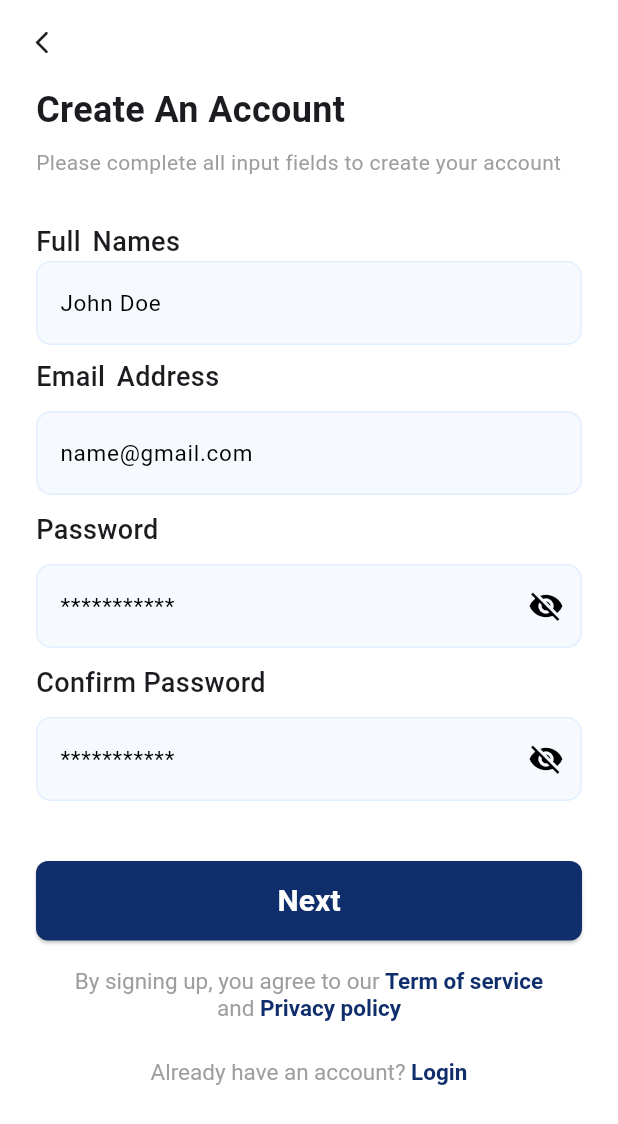
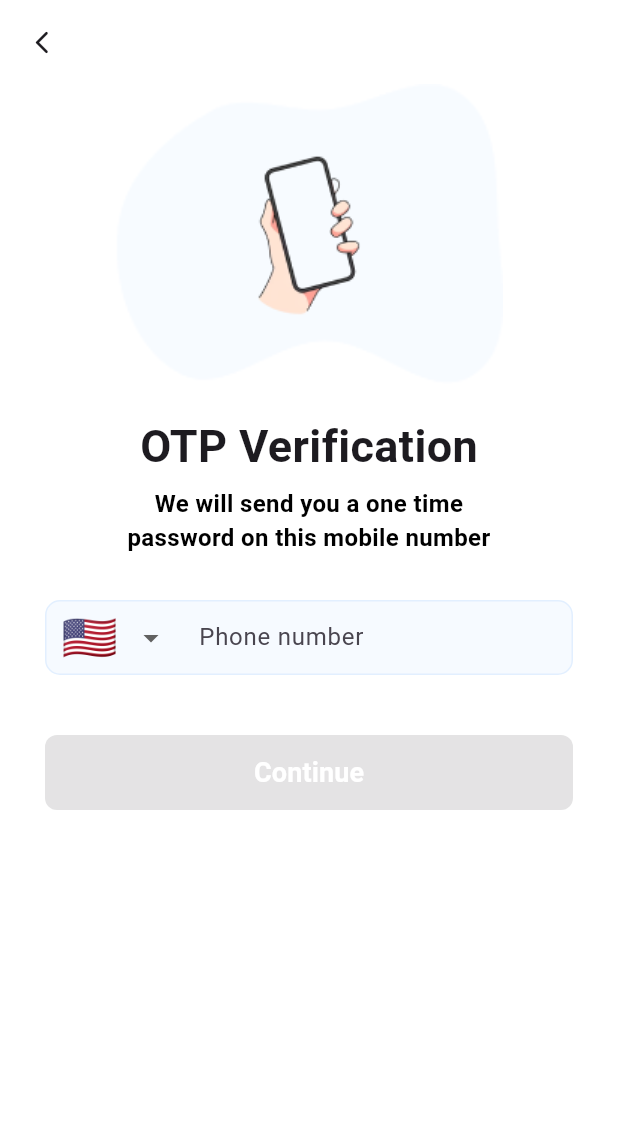
Before and after one commit to tasammie/klobank, a Flutter app: the SignupPage screen opened directly, after a tap on "Next", on a phone screen of 412 x 824 dp. Shown: the top 1124 px of the screen. Run offline on Flutter 3.47's test engine with Material 3 defaults, Android fonts, the phone set to English and light mode, and no system bars; our stand-ins replace smooth_page_indicator.

Commit message:
new screen

```diff
--- a/lib/SCREEN/auth/login.dart
+++ b/lib/SCREEN/auth/login.dart
@@ -5,7 +5,7 @@ import 'package:klobank/SCREEN/colors/app_colors.dart';
 class LoginPage extends StatefulWidget {
   const LoginPage({super.key});
 
-  final Color fieldColor = const Color(0xFFF6FAFF); // Adjusted to proper format
+  final Color fieldColor = const Color(0xFFF6FAFF);
   final Color strokeColor = const Color(0xFFE2EFFF);
 
   @override
--- /dev/null
+++ b/lib/SCREEN/auth/phoneNumber_screen.dart
@@ -0,0 +1,184 @@
+import 'package:flutter/material.dart';
+import 'package:klobank/SCREEN/button/custom_button.dart';
+import 'package:klobank/SCREEN/colors/app_colors.dart';
+import 'package:klobank/SCREEN/home_page.dart';
+
+class PhoneNumberScreen extends StatefulWidget {
+  const PhoneNumberScreen({super.key});
+
+  @override
+  State<PhoneNumberScreen> createState() => _PhoneNumberScreenState();
+}
+
+class _PhoneNumberScreenState extends State<PhoneNumberScreen> {
+  final Color fieldColor = const Color(0xFFF6FAFF); // Adjusted to proper format
+  final Color strokeColor = const Color(0xFFE2EFFF);
+  final TextEditingController _phoneController = TextEditingController();
+  bool _isPhoneValid = false;
+
+  final List<Map<String, String>> countryList = [
+    {'code': '+1', 'flag': '🇺🇸'},
+    {'code': '+44', 'flag': '🇬🇧'},
+    {'code': '+91', 'flag': '🇮🇳'},
+  ];
+  String selectedCountryCode = '+1';
+
+  @override
+  void dispose() {
+    _phoneController.dispose();
+    super.dispose();
+  }
+
+  @override
+  Widget build(BuildContext context) {
+    return Scaffold(
+      backgroundColor: AppColors.background_color,
+      appBar: AppBar(
+        backgroundColor: AppColors.background_color,
+        leading: GestureDetector(
+          onTap: () {
+            Navigator.pop(context);
+          },
+          child: const Icon(
+            Icons.arrow_back_ios_new_rounded,
+            size: 18,
+          ),
+        ),
+      ),
+      body: SafeArea(
+        child: SingleChildScrollView(
+          padding: const EdgeInsets.symmetric(horizontal: 30.0),
+          child: Column(
+            children: [
+              // Image Stack
+              Stack(
+                alignment: Alignment.center,
+                children: [
+                  // Larger first image
+                  Image.asset(
+                    'assets/images/otp1.png',
+                    height: 200, // Increase image size
+                    width: double.infinity,
+                    fit: BoxFit.contain,
+                  ),
+                  // Overlay image
+                  Positioned(
+                    child: Image.asset(
+                      'assets/images/otp2.png',
+                      height: 180,
+                    ),
+                  ),
+                ],
+              ),
+              const SizedBox(height: 20),
+              Column(
+                crossAxisAlignment: CrossAxisAlignment.center,
+                children: [
+                  const Text(
+                    'OTP Verification',
+                    style: TextStyle(
+                      fontSize: 30,
+                      fontWeight: FontWeight.bold,
+                    ),
+                  ),
+                  const SizedBox(height: 5),
+                  Container(
+                    padding: const EdgeInsets.symmetric(horizontal: 40),
+                    width: double.infinity,
+                    child: const Text(
+                      'We will send you a one time password on this mobile number',
+                      style: TextStyle(
+                        fontSize: 16,
+                        color: Colors.black,
+                        fontWeight: FontWeight.w600,
+                      ),
+                      textAlign: TextAlign.center,
+                    ),
+                  ),
+                ],
+              ),
+              const SizedBox(height: 30),
+              Container(
+                padding: const EdgeInsets.symmetric(horizontal: 10),
+                decoration: BoxDecoration(
+                  color: fieldColor,
+                  borderRadius: BorderRadius.circular(10.0),
+                  border: Border.all(color: strokeColor),
+                ),
+                child: Row(
+                  children: [
+                    DropdownButton<String>(
+                      value: selectedCountryCode,
+                      onChanged: (String? newValue) {
+                        setState(() {
+                          selectedCountryCode = newValue!;
+                        });
+                      },
+                      items: countryList.map((country) {
+                        return DropdownMenuItem<String>(
+                          value: country['code']!,
+                          child: Row(
+                            children: [
+                              Text(
+                                country['flag']!,
+                                style: const TextStyle(
+                                  fontSize: 30,
+                                ),
+                              ),
+                              const SizedBox(width: 10),
+                              // Text(country['code']!),
+                            ],
+                          ),
+                        );
+                      }).toList(),
+                      underline: const SizedBox(),
+                    ),
+                    const VerticalDivider(
+                      color: Colors.grey,
+                      thickness: 1,
+                      width: 20, // Space between dropdown and text field
+                    ),
+                    Expanded(
+                      child: TextField(
+                        controller: _phoneController,
+                        keyboardType: TextInputType.phone,
+                        decoration: const InputDecoration(
+                          hintText: 'Phone number',
+                          border: InputBorder.none,
+                        ),
+                        onChanged: (value) {
+                          setState(() {
+                            _isPhoneValid =
+                                value.length > 9; // Validate 10+ digits
+                          });
+                        },
+                      ),
+                    ),
+                  ],
+                ),
+              ),
+              const SizedBox(height: 40),
+              // Continue Button
+              CustomButton(
+                label: 'Continue',
+                onPressed: _isPhoneValid
+                    ? () {
+                        Navigator.push(
+                          context,
+                          MaterialPageRoute(
+                            builder: (context) => const HomePage(),
+                          ),
+                        );
+                      }
+                    : null,
+                backgroundColor: _isPhoneValid
+                    ? AppColors.buttonAndLogoColor
+                    : Colors.blue.shade200,
+              ),
+            ],
+          ),
+        ),
+      ),
+    );
+  }
+}
--- a/lib/SCREEN/auth/signup.dart
+++ b/lib/SCREEN/auth/signup.dart
@@ -1,4 +1,5 @@
 import 'package:flutter/material.dart';
+import 'package:klobank/SCREEN/auth/phoneNumber_screen.dart';
 import 'package:klobank/SCREEN/button/custom_button.dart';
 import 'package:klobank/SCREEN/colors/app_colors.dart';
 
@@ -230,7 +231,14 @@ class _SignupPageState extends State<SignupPage> {
               label: 'Next',
               fontSize: 20,
               textColor: Colors.white,
-              onPressed: () {},
+              onPressed: () => {
+                Navigator.push(
+                  context,
+                  MaterialPageRoute(
+                    builder: (context) => const PhoneNumberScreen(),
+                  ),
+                ),
+              },
             ),
             const SizedBox(
               height: 10,
@@ -285,7 +293,7 @@ class _SignupPageState extends State<SignupPage> {
             Align(
               alignment: Alignment.center,
               child: TextButton(
-                onPressed: () => Navigator.pushNamed(context, '/login'),
+                onPressed: () => Navigator.pushNamed(context, '/'),
                 child: RichText(
                   text: const TextSpan(
                     text: "Already have an account? ",
--- a/lib/SCREEN/button/custom_button.dart
+++ b/lib/SCREEN/button/custom_button.dart
@@ -3,7 +3,7 @@ import 'package:klobank/SCREEN/colors/app_colors.dart';
 
 class CustomButton extends StatelessWidget {
   final String label;
-  final VoidCallback onPressed;
+  final VoidCallback? onPressed;
   final Color textColor;
   final Color backgroundColor;
   final double borderRadius;
--- a/lib/SCREEN/colors/app_colors.dart
+++ b/lib/SCREEN/colors/app_colors.dart
@@ -4,5 +4,7 @@ class AppColors {
   static const Color buttonAndLogoColor = Color(0xFF0F2E6B);
   static const Color background_color = Color(0xFFFFFFFF);
   static const Color textColor = Colors.black;
+   final Color fieldColor = const Color(0xFFF6FAFF);
+  final Color strokeColor = const Color(0xFFE2EFFF);
 
 }
--- a/lib/SCREEN/onboardFolder/screen5.dart
+++ b/lib/SCREEN/onboardFolder/screen5.dart
@@ -41,7 +41,7 @@ class Screen5 extends StatelessWidget {
             ),
 
             Positioned(
-              bottom: MediaQuery.of(context).size.height * 0.05,
+              bottom: MediaQuery.of(context).size.height * 0.18,
               left: 20,
               right: 20,
               child: Container(
```
Also changed, not shown: assets/images/otp1.png (added), assets/images/otp2.png (added), 1 other file.
